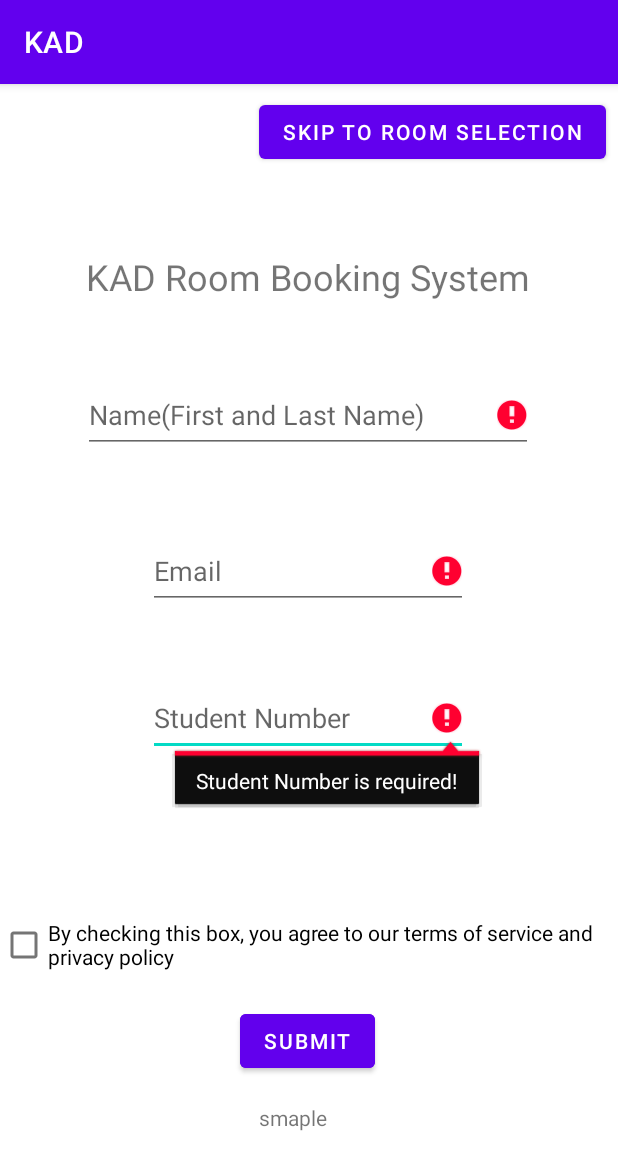
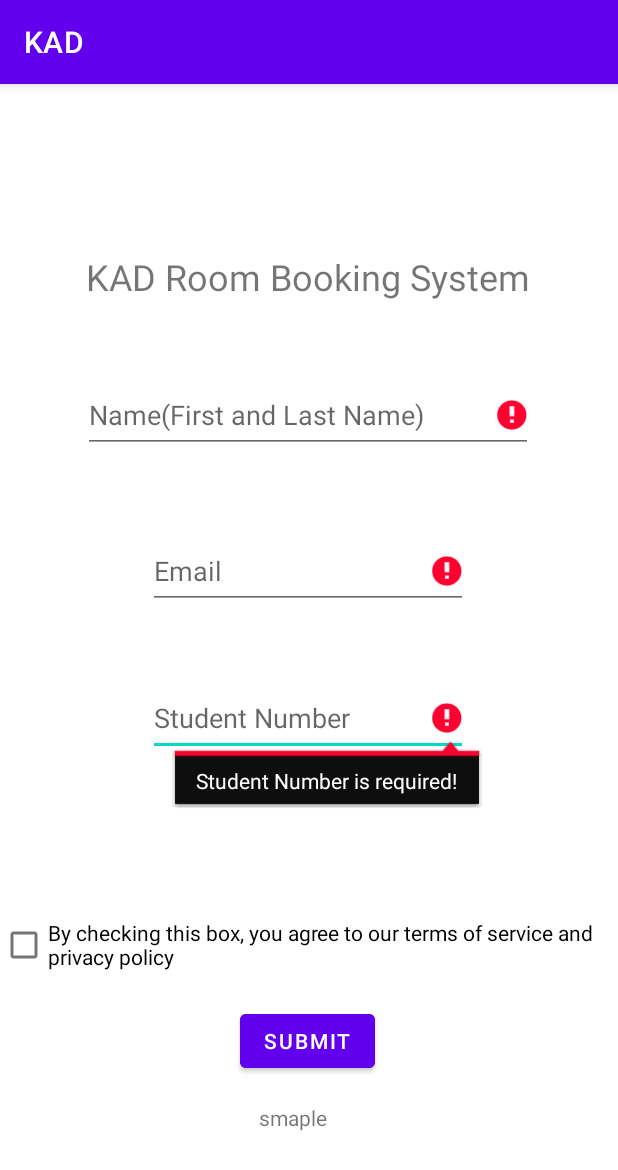
Before and after one commit to ArtLiathain/KadWebsite, an Android app: the screen it shows after launch (MainActivity), on a phone screen of 412 x 824 dp. Shown: the top 1170 px of the screen. Run offline under Robolectric (Android 15) with nearby library versions, the phone set to English and light mode, and no system bars; our stand-ins replace Firebase (no records; nobody signed in at launch, a user with empty details on screens opened directly).

Commit message:
Removed 'Skip To Room Selection' Button

```diff
--- a/app/src/main/java/com/example/kad/MainActivity.java
+++ b/app/src/main/java/com/example/kad/MainActivity.java
@@ -16,8 +16,10 @@ import androidx.appcompat.app.AppCompatActivity;
 
 
 public class MainActivity extends AppCompatActivity {
-    EditText email,name, studentNumberEditText;
-    Button submitButton, skipToRoomSelectionBtn;
+    EditText email;
+    EditText name;
+    EditText studentNumberEditText;
+    Button submitButton;
     TextView txt1;
     CheckBox termsCheckBox;
 
@@ -34,7 +36,6 @@ public class MainActivity extends AppCompatActivity {
         submitButton = findViewById(R.id.send_btn);
         txt1 = findViewById(R.id.txt1);
         termsCheckBox = findViewById(R.id.term_box);
-        skipToRoomSelectionBtn = findViewById(R.id.skipRoomSelect_btn);
 
         termsCheckBox.setText("By checking this box, you agree to our terms of service and privacy policy ");
         termsCheckBox.setMovementMethod(LinkMovementMethod.getInstance());
@@ -75,15 +76,5 @@ public class MainActivity extends AppCompatActivity {
 
             }
         });
-
-        skipToRoomSelectionBtn.setOnClickListener(new View.OnClickListener() {
-            @Override
-            @Generated
-            public void onClick(View view) {
-                Intent intent = new Intent(MainActivity.this, RoomSelection.class);
-                startActivity(intent);
-                Toast.makeText(MainActivity.this, "The Skip to Selection Button Works", Toast.LENGTH_SHORT).show();
-            }
-        });
     }
 }
--- a/app/src/main/res/layout/activity_main.xml
+++ b/app/src/main/res/layout/activity_main.xml
@@ -92,14 +92,4 @@
         app:layout_constraintHorizontal_bias="0.498"
         app:layout_constraintStart_toStartOf="parent" />
 
-    <Button
-        android:id="@+id/skipRoomSelect_btn"
-        android:layout_width="wrap_content"
-        android:layout_height="wrap_content"
-        android:layout_marginTop="8dp"
-        android:layout_marginEnd="8dp"
-        android:text="Skip To Room Selection"
-        app:layout_constraintEnd_toEndOf="parent"
-        app:layout_constraintTop_toTopOf="parent" />
-
 </androidx.constraintlayout.widget.ConstraintLayout>
```
